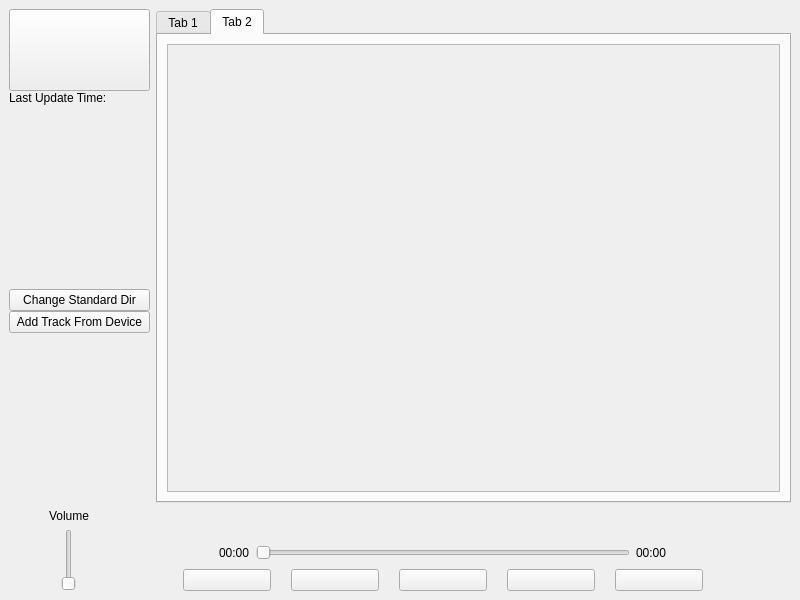
Old version of the form src/mainpage.ui in the repository NiskashY/AudioPlayer.
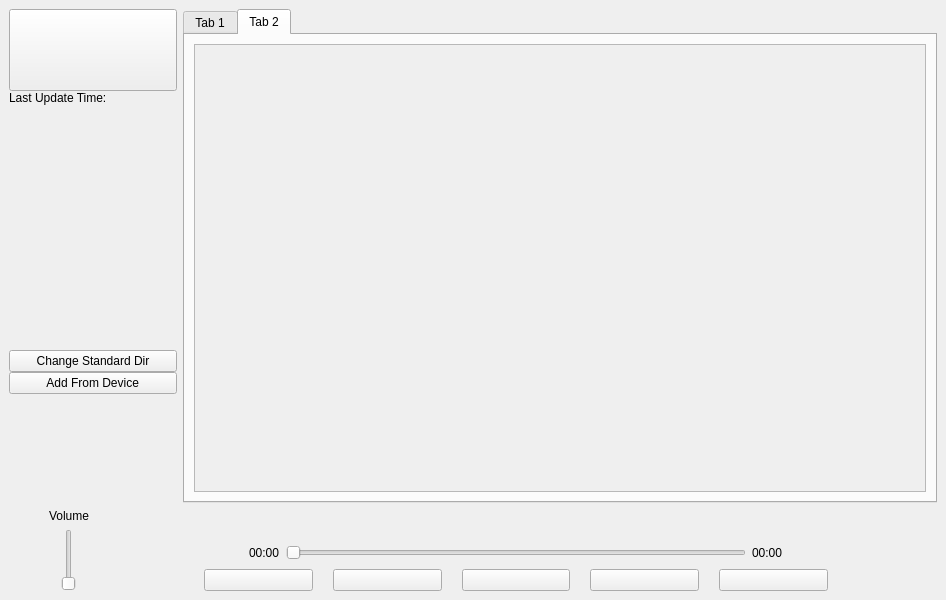
New version of the form.

Commit message: add loggin throw like tracks paged

What changed in the file:
```diff
--- a/src/mainpage.ui
+++ b/src/mainpage.ui
@@ -6,7 +6,7 @@
    <rect>
     <x>0</x>
     <y>0</y>
-    <width>800</width>
+    <width>946</width>
     <height>600</height>
    </rect>
   </property>
@@ -97,6 +97,29 @@
               </property>
              </spacer>
             </item>
+            <item>
+             <widget class="QLabel" name="accountLabel">
+              <property name="text">
+               <string/>
+              </property>
+              <property name="alignment">
+               <set>Qt::AlignCenter</set>
+              </property>
+             </widget>
+            </item>
+            <item>
+             <spacer name="verticalSpacer_3">
+              <property name="orientation">
+               <enum>Qt::Vertical</enum>
+              </property>
+              <property name="sizeHint" stdset="0">
+               <size>
+                <width>20</width>
+                <height>40</height>
+               </size>
+              </property>
+             </spacer>
+            </item>
             <item>
              <widget class="QPushButton" name="changeDirButton">
               <property name="text">
@@ -118,7 +141,7 @@
                  </sizepolicy>
                 </property>
                 <property name="text">
-                 <string>Add Track From Device</string>
+                 <string> Add From Device </string>
                 </property>
                </widget>
               </item>
@@ -203,7 +226,7 @@
                     <rect>
                      <x>0</x>
                      <y>0</y>
-                     <width>599</width>
+                     <width>723</width>
                      <height>428</height>
                     </rect>
                    </property>
```
Left out of the diff: 2 changed lines with no effect on the pictures. The commit also changes 77 other files.
